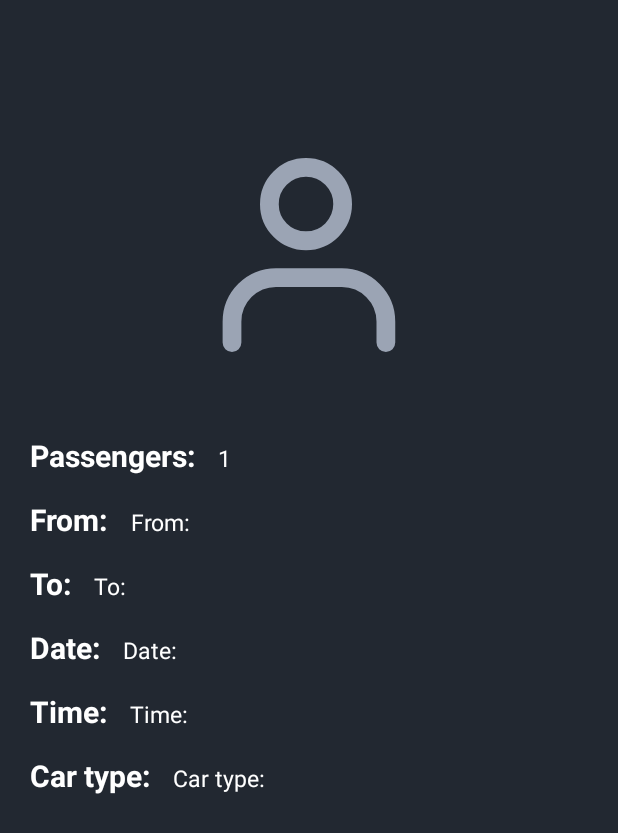
After one commit to CabbyTeam14/Cabby, an Android app: the DriverRideDetailsActivity screen opened directly, with no data from a screen before it, on a phone screen of 412 x 824 dp. The commit adds this screen. Shown: the top 833 px of the screen. Run offline under Robolectric (Android 15) with nearby library versions, the phone set to English and light mode, and no system bars; 5 statements that could not run were skipped.

Commit message:
Created ride details for driver history

```diff
--- /dev/null
+++ b/app/src/main/java/com/example/cabby/activities/DriverRideDetailsActivity.java
@@ -0,0 +1,66 @@
+package com.example.cabby.activities;
+
+import androidx.appcompat.app.AppCompatActivity;
+
+import android.os.Bundle;
+import android.widget.TextView;
+
+import com.example.cabby.Model.Ride;
+import com.example.cabby.R;
+
+public class DriverRideDetailsActivity extends AppCompatActivity {
+
+    @Override
+    protected void onCreate(Bundle savedInstanceState) {
+        super.onCreate(savedInstanceState);
+        setContentView(R.layout.activity_driver_ride_details);
+        initializeData();
+    }
+
+    @Override
+    protected void onStart() {
+        super.onStart();
+    }
+
+    @Override
+    protected void onRestart() {
+        super.onRestart();
+    }
+
+    @Override
+    protected void onResume() {
+        super.onResume();
+    }
+
+    @Override
+    protected void onPause() {
+        super.onPause();
+    }
+
+    @Override
+    protected void onStop() {
+        super.onStop();
+    }
+
+    @Override
+    protected void onDestroy() {
+        super.onDestroy();
+    }
+
+    private void initializeData(){
+        Ride pickedRide = getIntent().getParcelableExtra("ride");
+        TextView passengerDetail = findViewById(R.id.passengers_detail);
+        TextView fromDetail = findViewById(R.id.driver_from_detail);
+        TextView toDetail = findViewById(R.id.driver_to_detail);
+        TextView dateDetail = findViewById(R.id.driver_date_detail);
+        TextView timeDetail = findViewById(R.id.driver_time_detail);
+        TextView carTypeDetail = findViewById(R.id.driver_car_type_detail);
+
+        passengerDetail.setText("1");
+        fromDetail.setText(pickedRide.getFrom());
+        toDetail.setText(pickedRide.getTo());
+        dateDetail.setText(pickedRide.getDate());
+        timeDetail.setText(pickedRide.getTime());
+        carTypeDetail.setText(pickedRide.getCar_type());
+    }
+}
--- a/app/src/main/java/com/example/cabby/activities/DriverRideHistoryActivity.java
+++ b/app/src/main/java/com/example/cabby/activities/DriverRideHistoryActivity.java
@@ -1,15 +1,21 @@
 package com.example.cabby.activities;
 
+import android.content.Intent;
 import android.os.Bundle;
+import android.view.View;
+import android.widget.AdapterView;
 import android.widget.ListView;
 
 import com.example.cabby.Adapters.DriverRideAdapter;
+import com.example.cabby.Model.Ride;
+import com.example.cabby.Tools.Mockup;
 import com.example.cabby.databinding.ActivityDriverRideHistoryBinding;
 
 public class DriverRideHistoryActivity extends DrawerBaseActivity {
 
     ActivityDriverRideHistoryBinding activityDriverRideHistoryBinding;
     ListView listView;
+    Intent rideDetailIntent;
 
     @Override
     protected void onCreate(Bundle savedInstanceState) {
@@ -21,6 +27,10 @@ public class DriverRideHistoryActivity extends DrawerBaseActivity {
         DriverRideAdapter adapter = new DriverRideAdapter(DriverRideHistoryActivity.this);
         listView = activityDriverRideHistoryBinding.driverRideHistoryList;
         listView.setAdapter(adapter);
+
+        rideDetailIntent = new Intent(DriverRideHistoryActivity.this,
+                DriverRideDetailsActivity.class);
+        addListViewListener();
     }
 
     @Override
@@ -52,4 +62,15 @@ public class DriverRideHistoryActivity extends DrawerBaseActivity {
     protected void onDestroy() {
         super.onDestroy();
     }
+
+    private void addListViewListener(){
+        listView.setOnItemClickListener(new AdapterView.OnItemClickListener() {
+            @Override
+            public void onItemClick(AdapterView<?> adapterView, View view, int i, long l) {
+                Ride pickedRide = Mockup.getRides().get(i);
+                rideDetailIntent.putExtra("ride", pickedRide);
+                startActivity(rideDetailIntent);
+            }
+        });
+    }
 }
--- a/app/src/main/java/com/example/cabby/activities/PassengerRideDetailsActivity.java
+++ b/app/src/main/java/com/example/cabby/activities/PassengerRideDetailsActivity.java
@@ -62,7 +62,5 @@ public class PassengerRideDetailsActivity extends AppCompatActivity {
         date_detail.setText(picked_ride.getDate());
         time_detail.setText(picked_ride.getTime());
         car_type_detail.setText(picked_ride.getCar_type());
-
-
     }
 }
--- a/app/src/main/java/com/example/cabby/activities/PassengerRideHistoryActivity.java
+++ b/app/src/main/java/com/example/cabby/activities/PassengerRideHistoryActivity.java
@@ -30,8 +30,6 @@ public class PassengerRideHistoryActivity extends AppCompatActivity {
         listView.setAdapter(adapter);
         ride_detail_intent = new Intent(PassengerRideHistoryActivity.this, PassengerRideDetailsActivity.class);
         addListViewListener();
-
-
     }
 
     @Override
--- a/app/src/main/java/com/example/cabby/activities/SplashActivity.java
+++ b/app/src/main/java/com/example/cabby/activities/SplashActivity.java
@@ -18,7 +18,7 @@ public class SplashActivity extends Activity {
         setContentView(R.layout.splash);
         int SPLASH_TIME_OUT = 2000;
 
-        Intent signInIntent = new Intent(SplashActivity.this, PassengerRideHistoryActivity.class);
+        Intent signInIntent = new Intent(SplashActivity.this, DriverRideHistoryActivity.class);
 
         new Timer().schedule(new TimerTask() {
             @Override
--- /dev/null
+++ b/app/src/main/res/layout/activity_driver_ride_details.xml
@@ -0,0 +1,203 @@
+<?xml version="1.0" encoding="utf-8"?>
+<RelativeLayout xmlns:android="http://schemas.android.com/apk/res/android"
+    xmlns:app="http://schemas.android.com/apk/res-auto"
+    xmlns:tools="http://schemas.android.com/tools"
+    android:layout_width="match_parent"
+    android:layout_height="match_parent"
+    tools:context=".activities.DriverRideDetailsActivity"
+    android:background="@color/dark_background">
+
+    <ImageView
+        android:id="@+id/driver_map_image"
+        android:layout_width="match_parent"
+        android:layout_height="200dp"
+        android:src="@drawable/user_icon"
+        android:layout_marginTop="70dp">
+    </ImageView>
+
+    <RelativeLayout
+        android:id="@+id/driver_ride_data_box"
+        android:layout_width="match_parent"
+        android:layout_height="wrap_content"
+        android:layout_below="@id/driver_map_image"
+        android:paddingHorizontal="20dp"
+        android:layout_marginTop="20dp">
+        <LinearLayout
+            android:layout_width="wrap_content"
+            android:layout_height="wrap_content"
+            android:orientation="horizontal"
+            android:id="@+id/number_of_passengers">
+            <TextView
+                android:id="@+id/passengers_detail_label"
+                android:layout_width="wrap_content"
+                android:layout_height="wrap_content"
+                android:text="@string/passengers"
+                android:textColor="@color/text_color"
+                android:textStyle="bold"
+                android:textSize="20dp"
+                >
+            </TextView>
+            <TextView
+                android:id="@+id/passengers_detail"
+                android:layout_width="wrap_content"
+                android:layout_height="wrap_content"
+                android:text="1"
+                android:textColor="@color/text_color"
+                android:textSize="15dp"
+                android:layout_marginLeft="15dp"
+                >
+            </TextView>
+
+        </LinearLayout>
+
+        <LinearLayout
+            android:layout_width="wrap_content"
+            android:layout_height="wrap_content"
+            android:orientation="horizontal"
+            android:id="@+id/driver_from_detail_box"
+            android:layout_below="@id/number_of_passengers"
+            android:layout_marginTop="15dp">
+            <TextView
+                android:id="@+id/driver_from_detail_label"
+                android:layout_width="wrap_content"
+                android:layout_height="wrap_content"
+                android:text="@string/from_label_text"
+                android:textColor="@color/text_color"
+                android:textStyle="bold"
+                android:textSize="20dp"
+                >
+            </TextView>
+            <TextView
+                android:id="@+id/driver_from_detail"
+                android:layout_width="wrap_content"
+                android:layout_height="wrap_content"
+                android:text="@string/from_label_text"
+                android:textColor="@color/text_color"
+                android:textSize="15dp"
+                android:layout_marginLeft="15dp"
+                >
+            </TextView>
+
+        </LinearLayout>
+
+        <LinearLayout
+            android:layout_width="wrap_content"
+            android:layout_height="wrap_content"
+            android:orientation="horizontal"
+            android:id="@+id/driver_to_detail_box"
+            android:layout_below="@id/driver_from_detail_box"
+            android:layout_marginTop="15dp">
+            <TextView
+                android:id="@+id/driver_to_detail_label"
+                android:layout_width="wrap_content"
+                android:layout_height="wrap_content"
+                android:text="@string/to_label_text"
+                android:textColor="@color/text_color"
+                android:textStyle="bold"
+                android:textSize="20dp"
+                >
+            </TextView>
+            <TextView
+                android:id="@+id/driver_to_detail"
+                android:layout_width="wrap_content"
+                android:layout_height="wrap_content"
+                android:text="@string/to_label_text"
+                android:textColor="@color/text_color"
+                android:textSize="15dp"
+                android:layout_marginLeft="15dp"
+                >
+            </TextView>
+
+        </LinearLayout>
+
+        <LinearLayout
+            android:layout_width="wrap_content"
+            android:layout_height="wrap_content"
+            android:orientation="horizontal"
+            android:id="@+id/driver_date_detail_box"
+            android:layout_below="@id/driver_to_detail_box"
+            android:layout_marginTop="15dp">
+            <TextView
+                android:id="@+id/driver_date_detail_label"
+                android:layout_width="wrap_content"
+                android:layout_height="wrap_content"
+                android:text="@string/date_label_text"
+                android:textColor="@color/text_color"
+                android:textStyle="bold"
+                android:textSize="20dp"
+                >
+            </TextView>
+            <TextView
+                android:id="@+id/driver_date_detail"
+                android:layout_width="wrap_content"
+                android:layout_height="wrap_content"
+                android:text="@string/date_label_text"
+                android:textColor="@color/text_color"
+                android:textSize="15dp"
+                android:layout_marginLeft="15dp"
+                >
+            </TextView>
+
+        </LinearLayout>
+
+        <LinearLayout
+            android:layout_width="wrap_content"
+            android:layout_height="wrap_content"
+            android:orientation="horizontal"
+            android:id="@+id/driver_time_detail_box"
+            android:layout_below="@id/driver_date_detail_box"
+            android:layout_marginTop="15dp">
+            <TextView
+                android:id="@+id/driver_time_detail_label"
+                android:layout_width="wrap_content"
+                android:layout_height="wrap_content"
+                android:text="@string/time_label_text"
+                android:textColor="@color/text_color"
+                android:textStyle="bold"
+                android:textSize="20dp"
+                >
+            </TextView>
+            <TextView
+                android:id="@+id/driver_time_detail"
+                android:layout_width="wrap_content"
+                android:layout_height="wrap_content"
+                android:text="@string/time_label_text"
+                android:textColor="@color/text_color"
+                android:textSize="15dp"
+                android:layout_marginLeft="15dp"
+                >
+            </TextView>
+
+        </LinearLayout>
+
+        <LinearLayout
+            android:layout_width="wrap_content"
+            android:layout_height="wrap_content"
+            android:orientation="horizontal"
+            android:id="@+id/driver_car_type_detail_box"
+            android:layout_below="@id/driver_time_detail_box"
+            android:layout_marginTop="15dp">
+            <TextView
+                android:id="@+id/driver_car_type_detail_label"
+                android:layout_width="wrap_content"
+                android:layout_height="wrap_content"
+                android:text="@string/car_type"
+                android:textColor="@color/text_color"
+                android:textStyle="bold"
+                android:textSize="20dp"
+                >
+            </TextView>
+            <TextView
+                android:id="@+id/driver_car_type_detail"
+                android:layout_width="wrap_content"
+                android:layout_height="wrap_content"
+                android:text="@string/car_type"
+                android:textColor="@color/text_color"
+                android:textSize="15dp"
+                android:layout_marginLeft="15dp"
+                >
+            </TextView>
+
+        </LinearLayout>
+    </RelativeLayout>
+</RelativeLayout>
--- a/app/src/main/res/values/strings.xml
+++ b/app/src/main/res/values/strings.xml
@@ -34,5 +34,6 @@
     <string name="driver_on_ride_title">Driver: </string>
     <string name="car_type">Car type: </string>
     <string name="rate_btn">Rate</string>
+    <string name="passengers">Passengers:</string>
 
 </resources>
```
Also changed, not shown: app/src/main/AndroidManifest.xml (+7 -0 lines).
